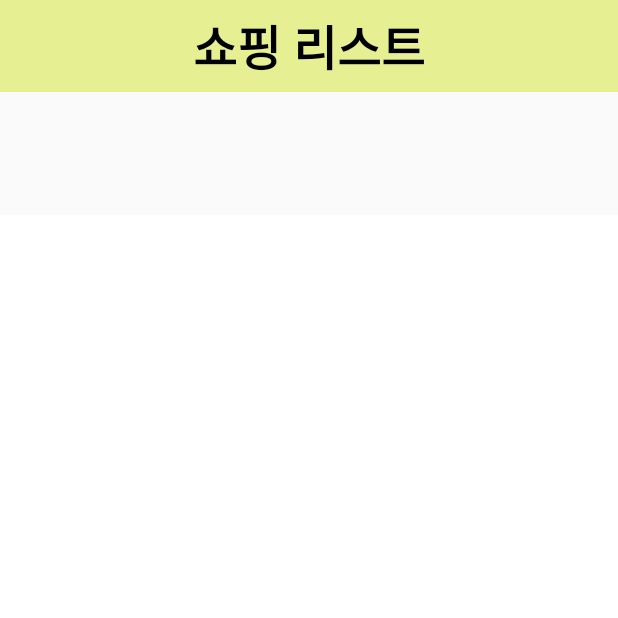
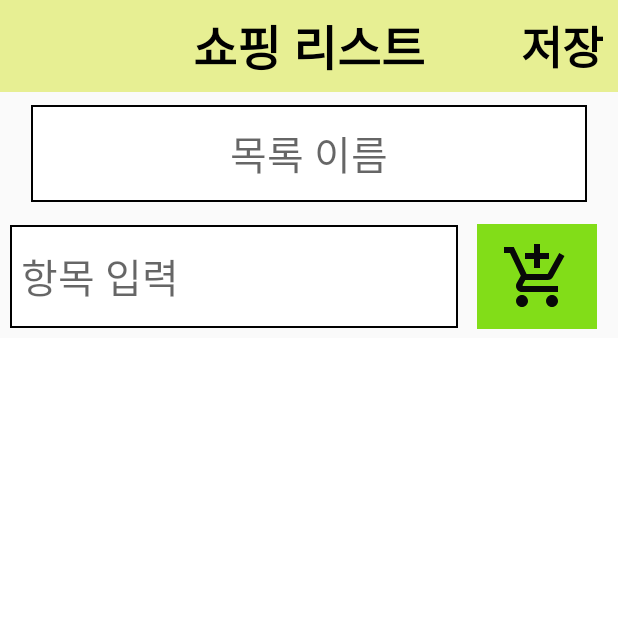
Before and after one commit to chmin1020/ShoppingCart, an Android app: the DataActivity screen opened directly, with no data from a screen before it, on a phone screen of 412 x 824 dp, the top half of it. Run offline under Robolectric (Android 15) with nearby library versions, the phone set to English and light mode, and no system bars; our stand-ins replace Room's generated code.

Commit message:
before correcting npe

```diff
--- a/app/src/main/AndroidManifest.xml
+++ b/app/src/main/AndroidManifest.xml
@@ -9,14 +9,14 @@
         android:roundIcon="@mipmap/ic_launcher_round"
         android:supportsRtl="true"
         android:theme="@style/AppTheme">
-        <activity android:name=".activities.MainActivity">
+        <activity android:name=".activities.MainActivity"  android:windowSoftInputMode="adjustNothing">
             <intent-filter>
                 <action android:name="android.intent.action.MAIN" />
 
                 <category android:name="android.intent.category.LAUNCHER" />
             </intent-filter>
         </activity>
-        <activity android:name=".activities.DataActivity" />
+        <activity android:name=".activities.DataActivity"  android:windowSoftInputMode="adjustNothing"/>
     </application>
 
 </manifest>
--- a/app/src/main/java/com/example/shoppingcart/MVVM/Repository.kt
+++ b/app/src/main/java/com/example/shoppingcart/MVVM/Repository.kt
@@ -5,13 +5,13 @@ import androidx.lifecycle.LiveData
 import com.example.shoppingcart.item.bigList
 
 class Repository internal constructor(application: Context) {
-    private val database: roomDB
+    private val database: RoomDB
     private val bigListDao: bigListDao
     private val elements: LiveData<List<bigList?>?>?
 
     //생성자 (application 받아옴)
     init {
-        database = roomDB.getDB(application)!!
+        database = RoomDB.getDB(application)!!
         bigListDao = database.bigListDao()
         elements = bigListDao.getAllBigList()
     }
--- a/app/src/main/java/com/example/shoppingcart/MVVM/roomDB.kt
+++ b/app/src/main/java/com/example/shoppingcart/MVVM/roomDB.kt
@@ -7,19 +7,19 @@ import androidx.room.RoomDatabase
 import androidx.room.TypeConverters
 import com.example.shoppingcart.item.bigList
 
-@Database(entities = [bigList::class], version = 1)
+@Database(entities = [bigList::class], version = 1, exportSchema = false)
 @TypeConverters(Converters::class)
-abstract class roomDB : RoomDatabase() {
+abstract class RoomDB : RoomDatabase() {
     abstract fun bigListDao(): bigListDao
 
     companion object {
-        private var INSTANCE: roomDB? = null
-        fun getDB(context: Context): roomDB? {
+        private var INSTANCE: RoomDB? = null
+        fun getDB(context: Context): RoomDB? {
             if (INSTANCE == null) {
-                synchronized(roomDB::class) {
+                synchronized(RoomDB::class) {
                     INSTANCE = Room.databaseBuilder(
                         context.applicationContext,
-                        roomDB::class.java, "RDB"
+                        RoomDB::class.java, "RDB"
                     ).fallbackToDestructiveMigration()
                         .build()
                 }
--- a/app/src/main/java/com/example/shoppingcart/adapter/smallListAdapter.kt
+++ b/app/src/main/java/com/example/shoppingcart/adapter/smallListAdapter.kt
@@ -44,7 +44,7 @@ class smallListAdapter : RecyclerView.Adapter<smallListAdapter.CustomViewHolder>
 
     fun insert(s: String) {
         itemList!!.add(s)
-        checkList!!.add("F")
+        checkList?.add("F")
         notifyDataSetChanged()
     }
 
--- a/app/src/main/java/com/example/shoppingcart/item/bigList.kt
+++ b/app/src/main/java/com/example/shoppingcart/item/bigList.kt
@@ -21,7 +21,7 @@ class bigList {
     private var list2: ArrayList<String>? = null
 
 
-    fun bigList (
+    constructor(
         title: String?,
         date: String?,
         list: ArrayList<String>?,
--- /dev/null
+++ b/app/src/main/res/drawable/add.xml
@@ -0,0 +1,5 @@
+<vector android:height="24dp" android:tint="#e7ef93"
+    android:viewportHeight="24.0" android:viewportWidth="24.0"
+    android:width="24dp" xmlns:android="http://schemas.android.com/apk/res/android">
+    <path android:fillColor="#FF000000" android:pathData="M12,2C6.48,2 2,6.48 2,12s4.48,10 10,10 10,-4.48 10,-10S17.52,2 12,2zM17,13h-4v4h-2v-4L7,13v-2h4L11,7h2v4h4v2z"/>
+</vector>
--- /dev/null
+++ b/app/src/main/res/drawable/addcart.xml
@@ -0,0 +1,5 @@
+<vector android:height="48dp" android:tint="#080808"
+    android:viewportHeight="24.0" android:viewportWidth="24.0"
+    android:width="48dp" xmlns:android="http://schemas.android.com/apk/res/android">
+    <path android:fillColor="#FF000000" android:pathData="M11,9h2L13,6h3L16,4h-3L13,1h-2v3L8,4v2h3v3zM7,18c-1.1,0 -1.99,0.9 -1.99,2S5.9,22 7,22s2,-0.9 2,-2 -0.9,-2 -2,-2zM17,18c-1.1,0 -1.99,0.9 -1.99,2s0.89,2 1.99,2 2,-0.9 2,-2 -0.9,-2 -2,-2zM7.17,14.75l0.03,-0.12 0.9,-1.63h7.45c0.75,0 1.41,-0.41 1.75,-1.03l3.86,-7.01L19.42,4h-0.01l-1.1,2 -2.76,5L8.53,11l-0.13,-0.27L6.16,6l-0.95,-2 -0.94,-2L1,2v2h2l3.6,7.59 -1.35,2.45c-0.16,0.28 -0.25,0.61 -0.25,0.96 0,1.1 0.9,2 2,2h12v-2L7.42,15c-0.13,0 -0.25,-0.11 -0.25,-0.25z"/>
+</vector>
--- a/app/src/main/res/layout/activity_data.xml
+++ b/app/src/main/res/layout/activity_data.xml
@@ -26,7 +26,41 @@
             android:text="@string/app_name"
             android:textSize="32sp"
             android:textStyle="bold"/>
+        <TextView
+            android:id="@+id/tv_save"
+            android:layout_width="wrap_content"
+            android:layout_height="match_parent"
+            android:layout_gravity="end"
+            android:gravity="center"
+            android:layout_marginRight="10dp"
+            android:text="저장"
+            android:textColor="#000000"
+            android:textSize="30sp"
+            android:textStyle="bold"
+            />
     </androidx.appcompat.widget.Toolbar>
+
+    <LinearLayout
+        android:id="@+id/getTitle"
+        android:layout_width="match_parent"
+        android:layout_height="0dp"
+        android:layout_weight="2"
+        android:orientation="horizontal">
+
+        <EditText
+            android:id="@+id/et_title"
+            android:layout_width="match_parent"
+            android:layout_height="match_parent"
+            android:layout_marginVertical="8dp"
+            android:layout_marginHorizontal="20dp"
+            android:layout_gravity="center"
+            android:gravity="center"
+            android:background="@drawable/box_border"
+            android:fontFamily="@font/font_goodharu"
+            android:textSize="12pt"
+            android:paddingHorizontal="8dp"
+            android:hint="목록 이름"/>
+    </LinearLayout>
 
     <LinearLayout
         android:id="@+id/search_bar"
@@ -35,7 +69,24 @@
         android:layout_weight="2"
         android:orientation="horizontal">
 
+        <EditText
+            android:id="@+id/et_item"
+            android:layout_width="300dp"
+            android:layout_height="match_parent"
+            android:layout_margin="6dp"
+            android:background="@drawable/box_border"
+            android:fontFamily="@font/font_goodharu"
+            android:textSize="12pt"
+            android:paddingHorizontal="8dp"
+            android:hint="항목 입력"/>
 
+        <ImageButton
+            android:id="@+id/ib_add"
+            android:layout_width="80dp"
+            android:layout_height="match_parent"
+            android:layout_margin="6dp"
+            android:src="@drawable/addcart"
+            android:background="#82DD18"/>
 
     </LinearLayout>
 
@@ -43,12 +94,12 @@
         android:id="@+id/miniLayout"
         android:layout_width="match_parent"
         android:layout_height="0dp"
-        android:layout_weight="16.5"
+        android:layout_weight="14.5"
         android:background="#FFFFFF"
         android:orientation="horizontal">
 
         <androidx.recyclerview.widget.RecyclerView
-            android:id="@+id/list"
+            android:id="@+id/spList"
             android:layout_width="match_parent"
             android:layout_height="match_parent" />
 
```
Also changed, not shown: app/src/main/java/com/example/shoppingcart/MVVM/Converters.kt (+4 -3 lines), app/src/main/java/com/example/shoppingcart/activities/DataActivity.kt (+46 -4 lines), app/src/main/java/com/example/shoppingcart/activities/MainActivity.kt (+6 -2 lines), app/src/main/res/layout/activity_main.xml (+8 -2 lines).
